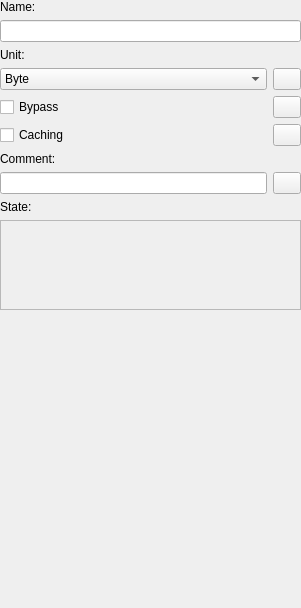
Before: the Qt Designer form nodes/node_forms/form_size_node.ui in pimenov-and/ByteMachine, drawn with Qt 5.
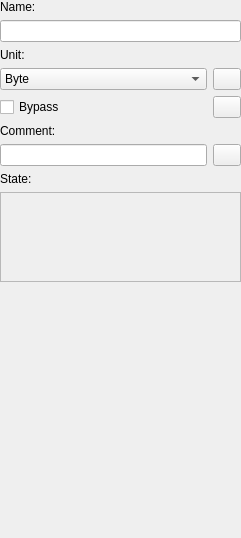
After: the same form once the commit is applied. Icons and pictures are not drawn.

```diff
--- a/nodes/node_forms/form_size_node.ui
+++ b/nodes/node_forms/form_size_node.ui
@@ -6,8 +6,8 @@
    <rect>
     <x>0</x>
     <y>0</y>
-    <width>301</width>
-    <height>608</height>
+    <width>241</width>
+    <height>538</height>
    </rect>
   </property>
   <property name="windowTitle">
@@ -132,47 +132,7 @@
         <string/>
        </property>
        <property name="icon">
-        <iconset resource="res.qrc">
-         <normaloff>:/res_images/images/reset_value.png</normaloff>:/res_images/images/reset_value.png</iconset>
-       </property>
-      </widget>
-     </item>
-    </layout>
-   </item>
-   <item>
-    <layout class="QHBoxLayout" name="horizontalLayout_7">
-     <item>
-      <widget class="QCheckBox" name="checkBoxCaching_">
-       <property name="text">
-        <string>Caching</string>
-       </property>
-      </widget>
-     </item>
-     <item>
-      <widget class="QPushButton" name="pushBtnResetCaching_">
-       <property name="enabled">
-        <bool>true</bool>
-       </property>
-       <property name="minimumSize">
-        <size>
-         <width>28</width>
-         <height>22</height>
-        </size>
-       </property>
-       <property name="maximumSize">
-        <size>
-         <width>28</width>
-         <height>22</height>
-        </size>
-       </property>
-       <property name="toolTip">
-        <string>Reset value</string>
-       </property>
-       <property name="text">
-        <string/>
-       </property>
-       <property name="icon">
-        <iconset resource="res.qrc">
+        <iconset resource="../../res.qrc">
          <normaloff>:/res_images/images/reset_value.png</normaloff>:/res_images/images/reset_value.png</iconset>
        </property>
       </widget>
```
Left out of the diff: 6 changed lines with no effect on the pictures.
